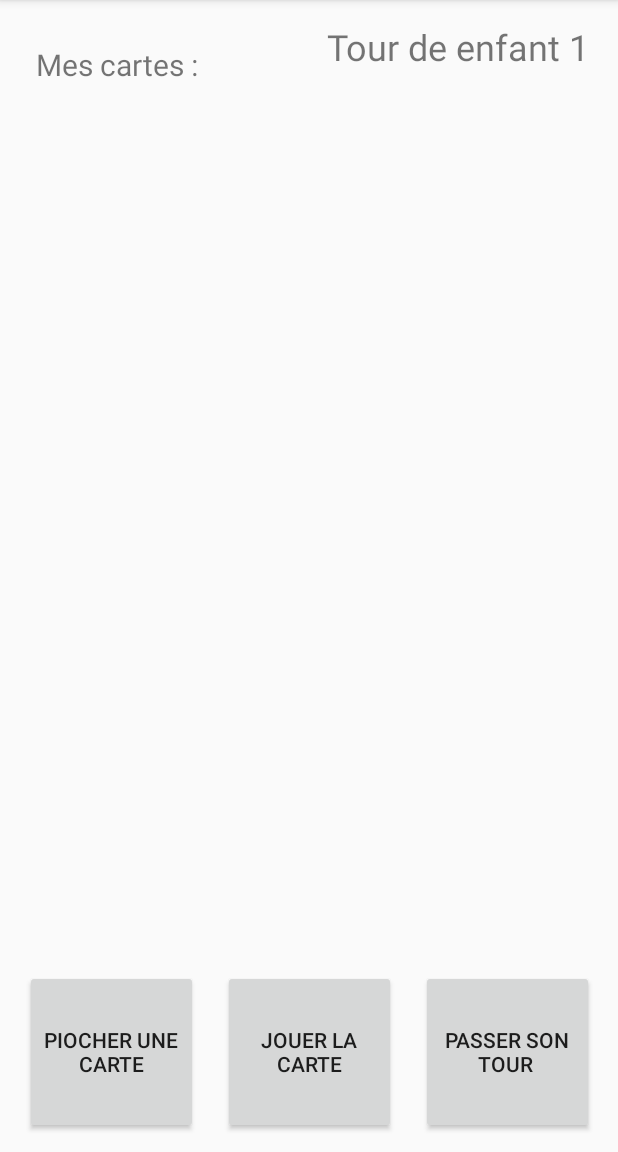
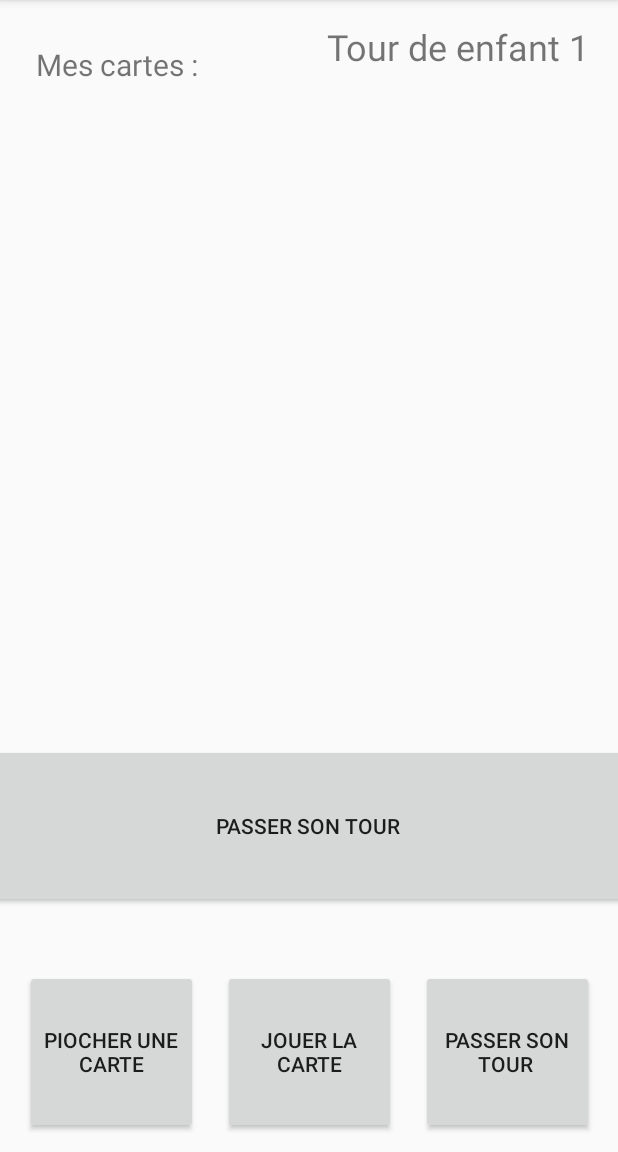
Before and after one commit to DeckyProgrammer/Decky, an Android app: the Gameplay screen opened directly, with no data from a screen before it, on a phone screen of 412 x 824 dp, the part 84-1236 px from its top. Run offline under Robolectric (Android 15) with nearby library versions, the phone set to English and light mode, and no system bars.

Commit message:
add button move

```diff
--- a/app/src/main/res/layout/activity_gameplay.xml
+++ b/app/src/main/res/layout/activity_gameplay.xml
@@ -33,19 +33,19 @@
         app:layout_constraintVertical_bias="0.01999998" />
 
     <Button
-        android:id="@+id/button2"
+        android:id="@+id/button_draw"
         android:layout_width="115dp"
         android:layout_height="109dp"
         android:text="PIOCHER UNE CARTE"
         app:layout_constraintBottom_toBottomOf="parent"
-        app:layout_constraintEnd_toStartOf="@+id/button3"
+        app:layout_constraintEnd_toStartOf="@+id/button_play"
         app:layout_constraintHorizontal_bias="0.5"
         app:layout_constraintStart_toStartOf="parent"
         app:layout_constraintTop_toBottomOf="@+id/textView"
         app:layout_constraintVertical_bias="0.98" />
 
     <Button
-        android:id="@+id/button3"
+        android:id="@+id/button_play"
         android:layout_width="115dp"
         android:layout_height="109dp"
         android:text="JOUER LA CARTE"
@@ -57,15 +57,27 @@
         app:layout_constraintVertical_bias="0.98" />
 
     <Button
-        android:id="@+id/button5"
+        android:id="@+id/button_pass"
         android:layout_width="115dp"
         android:layout_height="109dp"
         android:text="PASSER SON TOUR "
         app:layout_constraintBottom_toBottomOf="parent"
         app:layout_constraintEnd_toEndOf="parent"
         app:layout_constraintHorizontal_bias="0.5"
-        app:layout_constraintStart_toEndOf="@+id/button3"
+        app:layout_constraintStart_toEndOf="@+id/button_play"
         app:layout_constraintTop_toBottomOf="@+id/textView4"
         app:layout_constraintVertical_bias="0.98" />
 
+    <Button
+        android:id="@+id/button_move"
+        android:layout_width="804dp"
+        android:layout_height="109dp"
+        android:layout_marginTop="264dp"
+        android:text="PASSER SON TOUR "
+        app:layout_constraintBottom_toTopOf="@+id/button_play"
+        app:layout_constraintEnd_toEndOf="parent"
+        app:layout_constraintStart_toStartOf="parent"
+        app:layout_constraintTop_toBottomOf="@+id/textView4"
+        app:layout_constraintVertical_bias="0.817" />
+
 </android.support.constraint.ConstraintLayout>
```
